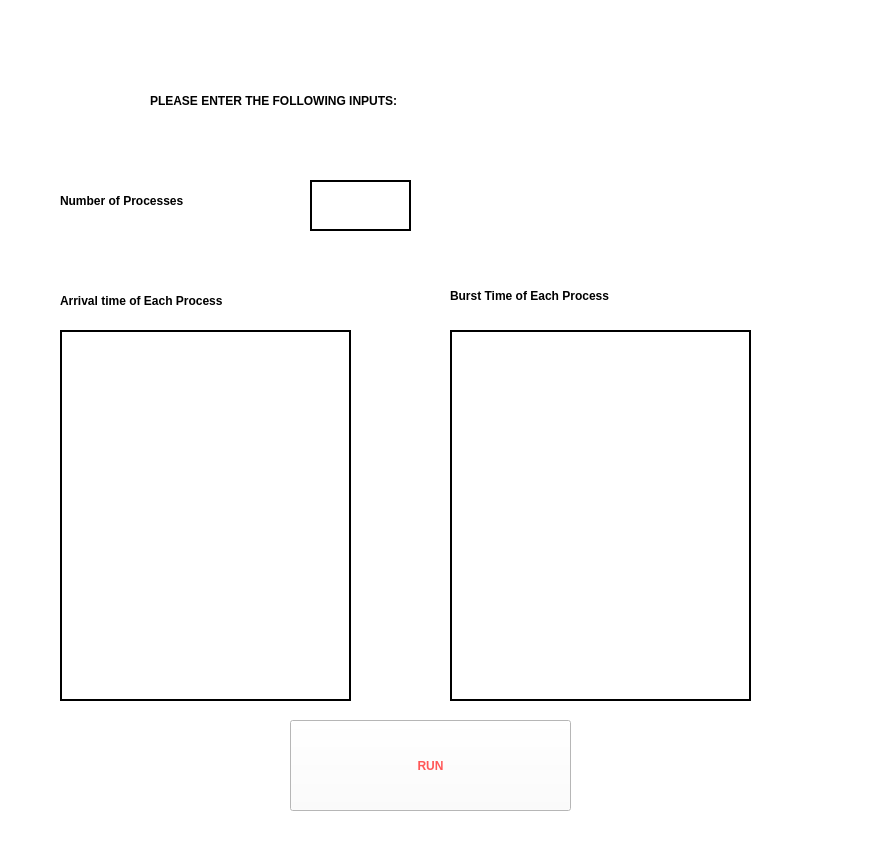
First picture: the form in FCFS.ui, repository dinaabdulrasoul/CPU-Job-Scheduler, before the edit.
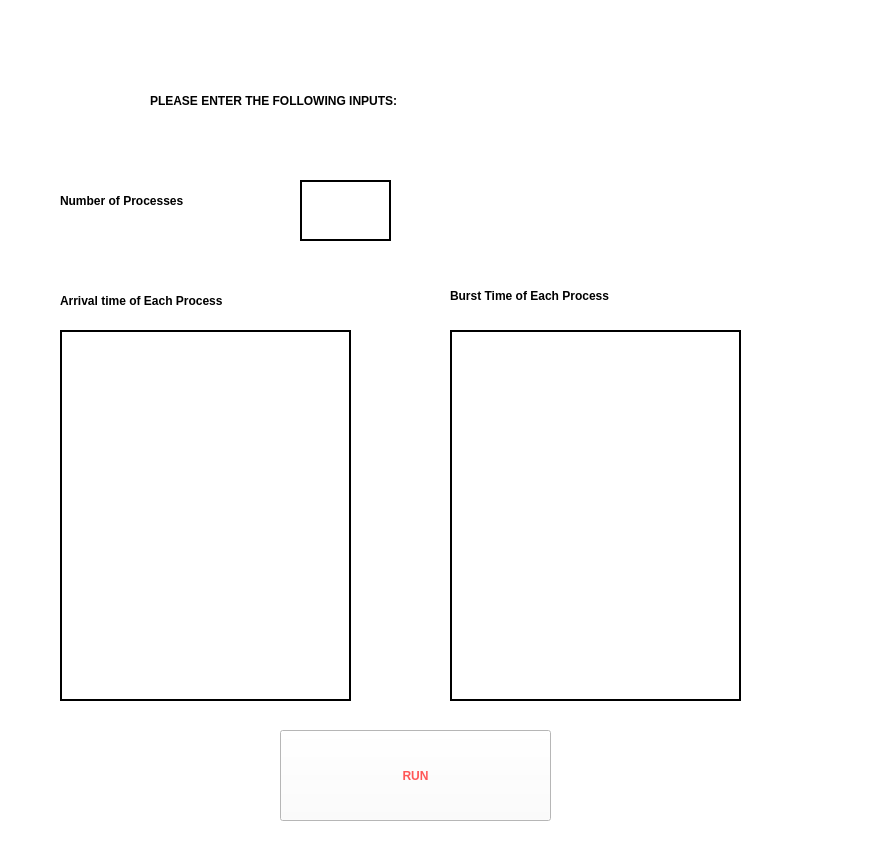
Second picture: the form after the edit. Icons and pictures are not drawn.

Diff of the .ui file:
```diff
--- a/FCFS.ui
+++ b/FCFS.ui
@@ -50,22 +50,6 @@
      <string>PLEASE ENTER THE FOLLOWING INPUTS:</string>
     </property>
    </widget>
-   <widget class="QToolButton" name="toolButton_6">
-    <property name="geometry">
-     <rect>
-      <x>290</x>
-      <y>720</y>
-      <width>281</width>
-      <height>91</height>
-     </rect>
-    </property>
-    <property name="styleSheet">
-     <string notr="true">font: 14pt &quot;Montserrat&quot;;  font-weight: bold; color:#FF5757;  font-size: 14;</string>
-    </property>
-    <property name="text">
-     <string>RUN</string>
-    </property>
-   </widget>
    <widget class="QLabel" name="label_4">
     <property name="geometry">
      <rect>
@@ -85,47 +69,6 @@
      <string>Burst Time of Each Process</string>
     </property>
    </widget>
-   <widget class="QPlainTextEdit" name="plainTextEdit">
-    <property name="enabled">
-     <bool>true</bool>
-    </property>
-    <property name="geometry">
-     <rect>
-      <x>310</x>
-      <y>180</y>
-      <width>101</width>
-      <height>51</height>
-     </rect>
-    </property>
-    <property name="styleSheet">
-     <string notr="true">border: 2px  solid black;  font: 55 20pt</string>
-    </property>
-    <property name="verticalScrollBarPolicy">
-     <enum>Qt::ScrollBarAlwaysOff</enum>
-    </property>
-    <property name="plainText">
-     <string/>
-    </property>
-   </widget>
-   <widget class="QPlainTextEdit" name="plainTextEdit_3">
-    <property name="geometry">
-     <rect>
-      <x>450</x>
-      <y>330</y>
-      <width>301</width>
-      <height>371</height>
-     </rect>
-    </property>
-    <property name="styleSheet">
-     <string notr="true">border: 2px  solid black; font: 75 20pt</string>
-    </property>
-    <property name="plainText">
-     <string/>
-    </property>
-    <property name="overwriteMode">
-     <bool>false</bool>
-    </property>
-   </widget>
    <widget class="QLabel" name="label_3">
     <property name="geometry">
      <rect>
@@ -179,8 +122,47 @@
     <property name="styleSheet">
      <string notr="true">border: 2px  solid black;  font: 55 20pt</string>
     </property>
-    <property name="plainText">
-     <string/>
+   </widget>
+   <widget class="QTextEdit" name="textEdit_3">
+    <property name="geometry">
+     <rect>
+      <x>450</x>
+      <y>330</y>
+      <width>291</width>
+      <height>371</height>
+     </rect>
+    </property>
+    <property name="styleSheet">
+     <string notr="true">border: 2px  solid black; font: 75 20pt</string>
+    </property>
+   </widget>
+   <widget class="QPushButton" name="pushButton">
+    <property name="geometry">
+     <rect>
+      <x>280</x>
+      <y>730</y>
+      <width>271</width>
+      <height>91</height>
+     </rect>
+    </property>
+    <property name="styleSheet">
+     <string notr="true">font: 14pt &quot;Montserrat&quot;;  font-weight: bold; color:#FF5757;  font-size: 14;</string>
+    </property>
+    <property name="text">
+     <string>RUN</string>
+    </property>
+   </widget>
+   <widget class="QTextEdit" name="textEdit_4">
+    <property name="geometry">
+     <rect>
+      <x>300</x>
+      <y>180</y>
+      <width>91</width>
+      <height>61</height>
+     </rect>
+    </property>
+    <property name="styleSheet">
+     <string notr="true">border: 2px  solid black; font: 75 20pt</string>
     </property>
    </widget>
   </widget>
```
Left out of the diff: 4 changed lines with no effect on the pictures.
